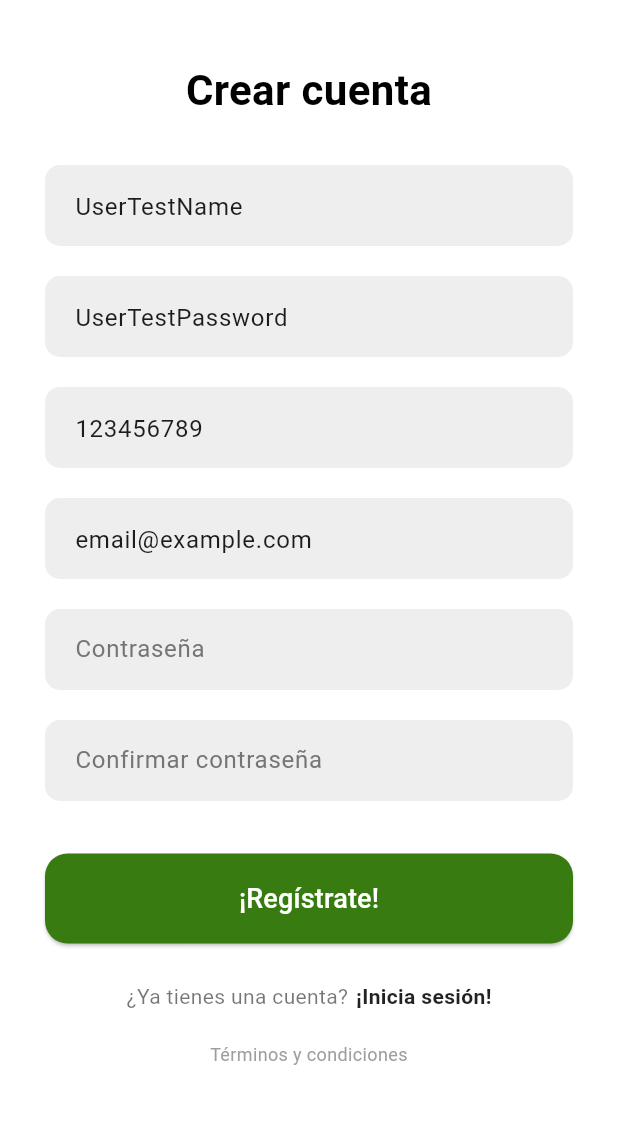
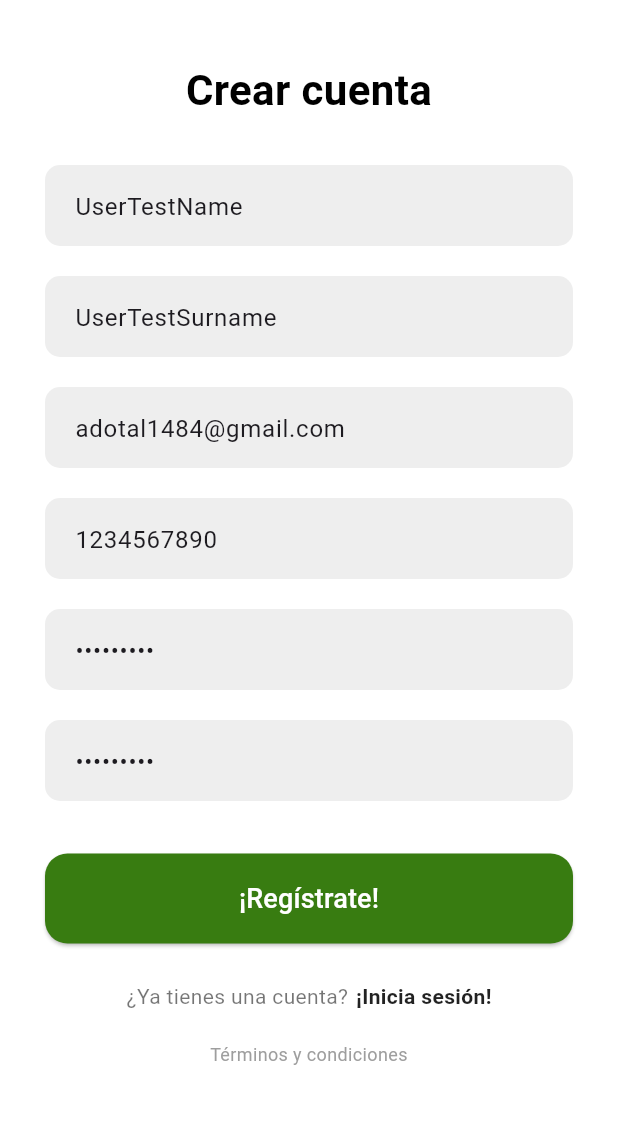
Before and after one commit to Adotal/diakron-admin, a Flutter app: the SignupScreen screen opened by its route, on a phone screen of 412 x 824 dp, the part 84-1208 px from its top. Run offline on Flutter 3.47's test engine with Material 3 defaults, Android fonts, the phone set to English and light mode, and no system bars; our stand-ins replace flutter_dotenv, go_router, logger, supabase_flutter; accounts and stored records are empty; network calls fail; Roboto replaces fonts that are missing (Arial).

Commit message:
Now insert works in user "father table"

```diff
--- a/lib/data/repositories/auth/auth_repository.dart
+++ b/lib/data/repositories/auth/auth_repository.dart
@@ -48,11 +48,17 @@ class AuthRepository extends ChangeNotifier {
   }
 
   Future<Result<void>> signUp({
+    required String username,
+    required String surnames,
     required String email,
+    required String phoneNumber,
     required String password,
   }) async {
     final result = await _authService.sigUpEmailPassword(
+      username: username,
+      surnames: surnames,
       email: email,
+      phoneNumber: phoneNumber,
       password: password,
     );
 
--- a/lib/l10n/app_es.arb
+++ b/lib/l10n/app_es.arb
@@ -14,8 +14,8 @@
   "@phoneNumber": {},
   "names": "Nombre(s)",
   "@names": {},
-  "lastNames": "Apellidos",
-  "@lastNames": {},
+  "surnames": "Apellidos",
+  "@surnames": {},
   "signUp": "¡Regístrate!",
   "@signUp": {},
   "createAccount": "Crear cuenta",
--- a/lib/l10n/app_localizations.dart
+++ b/lib/l10n/app_localizations.dart
@@ -140,11 +140,11 @@ abstract class AppLocalizations {
   /// **'Nombre(s)'**
   String get names;
 
-  /// No description provided for @lastNames.
+  /// No description provided for @surnames.
   ///
   /// In es, this message translates to:
   /// **'Apellidos'**
-  String get lastNames;
+  String get surnames;
 
   /// No description provided for @signUp.
   ///
--- a/lib/l10n/app_localizations_en.dart
+++ b/lib/l10n/app_localizations_en.dart
@@ -30,7 +30,7 @@ class AppLocalizationsEn extends AppLocalizations {
   String get names => 'Nombre(s)';
 
   @override
-  String get lastNames => 'Apellidos';
+  String get surnames => 'Apellidos';
 
   @override
   String get signUp => 'Sign Up!';
--- a/lib/l10n/app_localizations_es.dart
+++ b/lib/l10n/app_localizations_es.dart
@@ -30,7 +30,7 @@ class AppLocalizationsEs extends AppLocalizations {
   String get names => 'Nombre(s)';
 
   @override
-  String get lastNames => 'Apellidos';
+  String get surnames => 'Apellidos';
 
   @override
   String get signUp => '¡Regístrate!';
--- a/lib/ui/auth/sigunp/view_models/signup_viewmodel.dart
+++ b/lib/ui/auth/sigunp/view_models/signup_viewmodel.dart
@@ -4,13 +4,21 @@ import 'package:diakron_admin/utils/result.dart';
 import 'package:flutter/foundation.dart';
 import 'package:logger/web.dart';
 
-class SignupViewmodel extends ChangeNotifier{
+class SignupViewmodel extends ChangeNotifier {
   SignupViewmodel({required AuthRepository authRepository})
     : _authRepository = authRepository {
     signup =
-        Command1<void, (String email, String password, String confirmPassword)>(
-          _signUp,
-        );
+        Command1<
+          void,
+          (
+            String userName,
+            String surnames,
+            String email,
+            String phoneNumber,
+            String password,
+            String confirmPassword,
+          )
+        >(_signUp);
   }
 
   final AuthRepository _authRepository;
@@ -18,8 +26,11 @@ class SignupViewmodel extends ChangeNotifier{
 
   late Command1 signup;
 
-  Future<Result<void>> _signUp((String, String, String) data) async {
-    final (email, password, confirmPassword) = data;
+  Future<Result<void>> _signUp(
+    (String, String, String, String, String, String) data,
+  ) async {
+    final (userName, surnames, email, phoneNumber, password, confirmPassword) =
+        data;
 
     _logger.i("Email:$email\nPsw:$password\nconfPsw:$confirmPassword");
 
@@ -31,7 +42,10 @@ class SignupViewmodel extends ChangeNotifier{
 
     // Try to sign up
     final result = await _authRepository.signUp(
+      username: userName,
+      surnames: surnames,
       email: email,
+      phoneNumber: phoneNumber,
       password: password,
     );
 
--- a/lib/ui/auth/sigunp/widgets/signup_screen.dart
+++ b/lib/ui/auth/sigunp/widgets/signup_screen.dart
@@ -22,18 +22,21 @@ class _SignupScreenState extends State<SignupScreen> {
   final TextEditingController _name = TextEditingController(
     text: 'UserTestName',
   );
-  final TextEditingController _lastnames = TextEditingController(
-    text: 'UserTestPassword',
+  final TextEditingController _surnames = TextEditingController(
+    text: 'UserTestSurname',
   );
   final TextEditingController _email = TextEditingController(
-    text: 'email@example.com',
+    text: 'adotal1484@gmail.com',
   );
-  final TextEditingController _phonenumer = TextEditingController(
+  final TextEditingController _phoneNumber = TextEditingController(
+    text: '1234567890',
+  );
+  final TextEditingController _password = TextEditingController(
     text: '123456789',
   );
-  final TextEditingController _password = TextEditingController();
-
-  final TextEditingController _confirmPassword = TextEditingController();
+  final TextEditingController _confirmPassword = TextEditingController(
+    text: '123456789',
+  );
 
   @override
   void initState() {
@@ -93,7 +96,9 @@ class _SignupScreenState extends State<SignupScreen> {
         children: [
           const SizedBox(height: 40),
           Padding(
-            padding: const EdgeInsets.symmetric(horizontal: Dimens.formPaddingHorizontal),
+            padding: const EdgeInsets.symmetric(
+              horizontal: Dimens.formPaddingHorizontal,
+            ),
             child: Column(
               crossAxisAlignment: CrossAxisAlignment.stretch,
               children: [
@@ -115,14 +120,8 @@ class _SignupScreenState extends State<SignupScreen> {
                 const SizedBox(height: Dimens.paddingVertical),
 
                 InputText(
-                  controller: _lastnames,
-                  hintText: AppLocalizations.of(context)!.lastNames,
-                ),
-                const SizedBox(height: Dimens.paddingVertical),
-
-                InputText(
-                  controller: _phonenumer,
-                  hintText: AppLocalizations.of(context)!.phoneNumber,
+                  controller: _surnames,
+                  hintText: AppLocalizations.of(context)!.surnames,
                 ),
                 const SizedBox(height: Dimens.paddingVertical),
 
@@ -130,6 +129,12 @@ class _SignupScreenState extends State<SignupScreen> {
                 InputText(
                   controller: _email,
                   hintText: AppLocalizations.of(context)!.email,
+                ),
+                const SizedBox(height: Dimens.paddingVertical),
+
+                InputText(
+                  controller: _phoneNumber,
+                  hintText: AppLocalizations.of(context)!.phoneNumber,
                 ),
                 const SizedBox(height: Dimens.paddingVertical),
 
@@ -154,7 +159,10 @@ class _SignupScreenState extends State<SignupScreen> {
                   text: AppLocalizations.of(context)!.signUp,
                   onPressed: () {
                     widget.viewModel.signup.execute((
+                      _name.value.text,
+                      _surnames.value.text,
                       _email.value.text,
+                      _phoneNumber.value.text,
                       _password.value.text,
                       _confirmPassword.value.text,
                     ));
@@ -176,7 +184,7 @@ class _SignupScreenState extends State<SignupScreen> {
                         textAlign: TextAlign.center,
                         style: const TextStyle(color: Colors.black54),
                       ),
-                      SizedBox(width: 5,),
+                      SizedBox(width: 5),
 
                       Text(
                         AppLocalizations.of(context)!.loginExclamation,
@@ -206,7 +214,6 @@ class _SignupScreenState extends State<SignupScreen> {
   }
 
   void _onSignUpResult() {
-
     if (widget.viewModel.signup.completed) {
       widget.viewModel.signup.clearResult();
 
```
Also changed, not shown: lib/data/services/auth_service.dart (+22 -7 lines), 1 other file.
